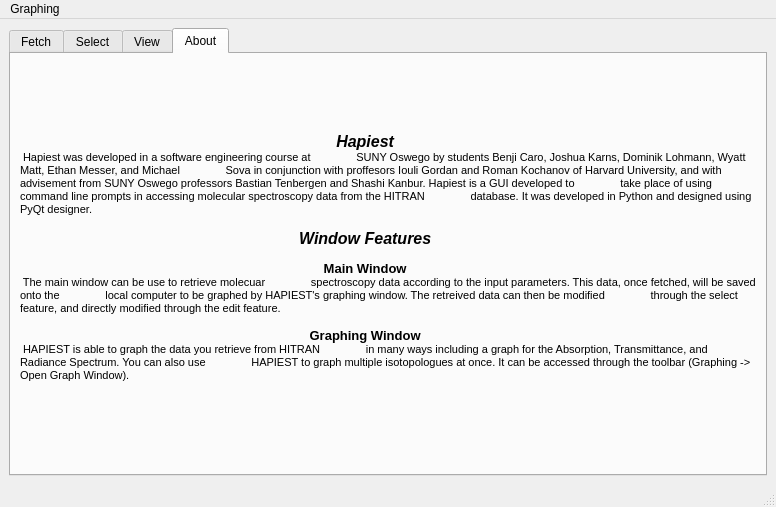
Above: layouts/main_window.ui from hitranonline/hapiest before the change. Below: the same form after it.
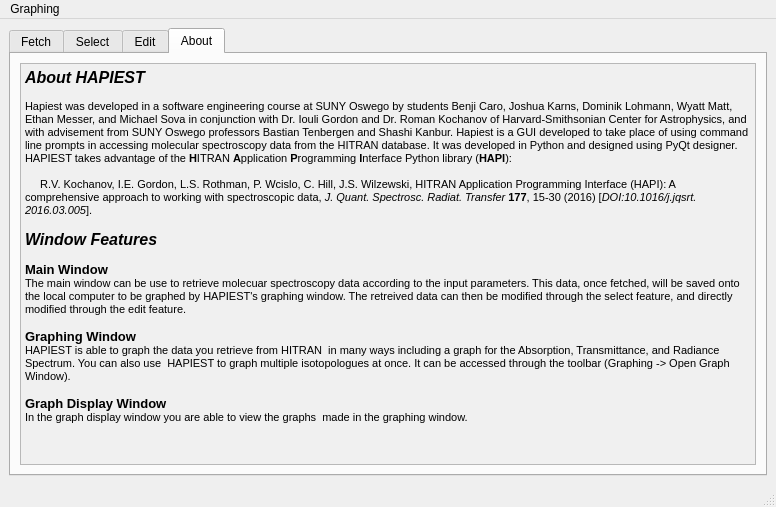
That is the form after the change. The open tabs and pages were chosen to show the change.

Commit message: Use Roman's about tab description

What changed in the file:
```diff
--- a/layouts/main_window.ui
+++ b/layouts/main_window.ui
@@ -657,7 +657,7 @@
       </widget>
       <widget class="QWidget" name="edit_tab">
        <attribute name="title">
-           <string>View</string>
+        <string>Edit</string>
        </attribute>
        <layout class="QGridLayout" name="gridLayout_5">
         <item row="0" column="0">
@@ -784,60 +784,96 @@
        </attribute>
        <layout class="QGridLayout" name="gridLayout_6">
         <item row="0" column="0">
-            <widget class="QLabel" name="label_14">
-                <property name="text">
+         <widget class="QTextEdit" name="textEdit">
+          <property name="palette">
+           <palette>
+            <active>
+             <colorrole role="Light">
+              <brush brushstyle="SolidPattern">
+               <color alpha="255">
+                <red>240</red>
+                <green>240</green>
+                <blue>240</blue>
+               </color>
+              </brush>
+             </colorrole>
+             <colorrole role="Base">
+              <brush brushstyle="SolidPattern">
+               <color alpha="255">
+                <red>240</red>
+                <green>240</green>
+                <blue>240</blue>
+               </color>
+              </brush>
+             </colorrole>
+            </active>
+            <inactive>
+             <colorrole role="Light">
+              <brush brushstyle="SolidPattern">
+               <color alpha="255">
+                <red>240</red>
+                <green>240</green>
+                <blue>240</blue>
+               </color>
+              </brush>
+             </colorrole>
+             <colorrole role="Base">
+              <brush brushstyle="SolidPattern">
+               <color alpha="255">
+                <red>240</red>
+                <green>240</green>
+                <blue>240</blue>
+               </color>
+              </brush>
+             </colorrole>
+            </inactive>
+            <disabled>
+             <colorrole role="Light">
+              <brush brushstyle="SolidPattern">
+               <color alpha="255">
+                <red>240</red>
+                <green>240</green>
+                <blue>240</blue>
+               </color>
+              </brush>
+             </colorrole>
+             <colorrole role="Base">
+              <brush brushstyle="SolidPattern">
+               <color alpha="255">
+                <red>240</red>
+                <green>240</green>
+                <blue>240</blue>
+               </color>
+              </brush>
+             </colorrole>
+            </disabled>
+           </palette>
+          </property>
+          <property name="readOnly">
+           <bool>true</bool>
+          </property>
+          <property name="html">
            <string>&lt;!DOCTYPE HTML PUBLIC &quot;-//W3C//DTD HTML 4.0//EN&quot; &quot;http://www.w3.org/TR/REC-html40/strict.dtd&quot;&gt;
 &lt;html&gt;&lt;head&gt;&lt;meta name=&quot;qrichtext&quot; content=&quot;1&quot; /&gt;&lt;style type=&quot;text/css&quot;&gt;
 p, li { white-space: pre-wrap; }
-               &lt;/style&gt;&lt;/head&gt;&lt;body style=&quot; font-family:'MS Shell Dlg 2'; font-size:8pt;
-               font-weight:400; font-style:normal;&quot;&gt;
-               &lt;p align=&quot;center&quot; style=&quot; margin-top:0px; margin-bottom:0px; margin-left:0px;
-               margin-right:0px; -qt-block-indent:0; text-indent:0px;&quot;&gt;&lt;span style=&quot; font-size:12pt;
-               font-weight:600; font-style:italic;&quot;&gt;Hapiest&lt;/span&gt;&lt;/p&gt;
-               &lt;p style=&quot; margin-top:0px; margin-bottom:0px; margin-left:0px; margin-right:0px;
-               -qt-block-indent:0; text-indent:0px;&quot;&gt; Hapiest was developed in a software engineering course at
-               SUNY Oswego by students Benji Caro, Joshua Karns, Dominik Lohmann, Wyatt Matt, Ethan Messer, and Michael
-               Sova in conjunction with proffesors Iouli Gordan and Roman Kochanov of Harvard University, and with
-               advisement from SUNY Oswego professors Bastian Tenbergen and Shashi Kanbur. Hapiest is a GUI developed to
-               take place of using command line prompts in accessing molecular spectroscopy data from the HITRAN
-               database. It was developed in Python and designed using PyQt designer.&lt;/p&gt;
-               &lt;p style=&quot;-qt-paragraph-type:empty; margin-top:0px; margin-bottom:0px; margin-left:0px;
-               margin-right:0px; -qt-block-indent:0; text-indent:0px;&quot;&gt;&lt;br /&gt;&lt;/p&gt;
-               &lt;p align=&quot;center&quot; style=&quot; margin-top:0px; margin-bottom:0px; margin-left:0px;
-               margin-right:0px; -qt-block-indent:0; text-indent:0px;&quot;&gt;&lt;span style=&quot; font-size:12pt;
-               font-weight:600; font-style:italic;&quot;&gt;Window Features&lt;/span&gt;&lt;/p&gt;
-               &lt;p align=&quot;center&quot; style=&quot;-qt-paragraph-type:empty; margin-top:0px; margin-bottom:0px;
-               margin-left:0px; margin-right:0px; -qt-block-indent:0; text-indent:0px; font-size:12pt; font-weight:600;
-               font-style:italic;&quot;&gt;&lt;br /&gt;&lt;/p&gt;
-               &lt;p align=&quot;center&quot; style=&quot; margin-top:0px; margin-bottom:0px; margin-left:0px;
-               margin-right:0px; -qt-block-indent:0; text-indent:0px;&quot;&gt;&lt;span style=&quot; font-size:10pt;
-               font-weight:600;&quot;&gt;Main Window&lt;/span&gt;&lt;/p&gt;
-               &lt;p style=&quot; margin-top:0px; margin-bottom:0px; margin-left:0px; margin-right:0px;
-               -qt-block-indent:0; text-indent:0px;&quot;&gt; The main window can be use to retrieve molecuar
-               spectroscopy data according to the input parameters. This data, once fetched, will be saved onto the
-               local computer to be graphed by HAPIEST's graphing window. The retreived data can then be modified
-               through the select feature, and directly modified through the edit feature.&lt;/p&gt;
-               &lt;p style=&quot;-qt-paragraph-type:empty; margin-top:0px; margin-bottom:0px; margin-left:0px;
-               margin-right:0px; -qt-block-indent:0; text-indent:0px;&quot;&gt;&lt;br /&gt;&lt;/p&gt;
-               &lt;p align=&quot;center&quot; style=&quot; margin-top:0px; margin-bottom:0px; margin-left:0px;
-               margin-right:0px; -qt-block-indent:0; text-indent:0px;&quot;&gt;&lt;span style=&quot; font-size:10pt;
-               font-weight:600;&quot;&gt;Graphing Window&lt;/span&gt;&lt;/p&gt;
-               &lt;p style=&quot; margin-top:0px; margin-bottom:0px; margin-left:0px; margin-right:0px;
-               -qt-block-indent:0; text-indent:0px;&quot;&gt; HAPIEST is able to graph the data you retrieve from HITRAN
-               in many ways including a graph for the Absorption, Transmittance, and Radiance Spectrum. You can also use
-               HAPIEST to graph multiple isotopologues at once. It can be accessed through the toolbar (Graphing -&amp;gt;
-               Open Graph Window).&lt;/p&gt;
-               &lt;p style=&quot;-qt-paragraph-type:empty; margin-top:0px; margin-bottom:0px; margin-left:0px;
-               margin-right:0px; -qt-block-indent:0; text-indent:0px;&quot;&gt;&lt;br /&gt;&lt;/p&gt;
-               &lt;p style=&quot;-qt-paragraph-type:empty; margin-top:0px; margin-bottom:0px; margin-left:0px;
-               margin-right:0px; -qt-block-indent:0; text-indent:0px; font-size:10pt; font-weight:600;&quot;&gt;&lt;br /&gt;&lt;/p&gt;&lt;/body&gt;&lt;/html&gt;
-           </string>
-                </property>
-                <property name="textFormat">
-                    <enum>Qt::RichText</enum>
-                </property>
-                <property name="wordWrap">
-                    <bool>true</bool>
+&lt;/style&gt;&lt;/head&gt;&lt;body style=&quot; font-family:'MS Shell Dlg 2'; font-size:8.25pt; font-weight:400; font-style:normal;&quot;&gt;
+&lt;p style=&quot; margin-top:0px; margin-bottom:0px; margin-left:0px; margin-right:0px; -qt-block-indent:0; text-indent:0px;&quot;&gt;&lt;span style=&quot; font-size:12pt; font-weight:600; font-style:italic;&quot;&gt;About HAPIEST&lt;/span&gt;&lt;/p&gt;
+&lt;p style=&quot; margin-top:0px; margin-bottom:0px; margin-left:0px; margin-right:0px; -qt-block-indent:0; text-indent:0px;&quot;&gt;&lt;span style=&quot; font-size:8pt;&quot;&gt;               &lt;/span&gt;&lt;/p&gt;
+&lt;p style=&quot; margin-top:0px; margin-bottom:0px; margin-left:0px; margin-right:0px; -qt-block-indent:0; text-indent:0px;&quot;&gt;&lt;span style=&quot; font-size:8pt;&quot;&gt;Hapiest was developed in a software engineering course at SUNY Oswego by students Benji Caro, Joshua Karns, Dominik Lohmann, Wyatt Matt, Ethan Messer, and Michael Sova in conjunction with Dr. Iouli Gordon and Dr. Roman Kochanov of Harvard-Smithsonian Center for Astrophysics, and with advisement from SUNY Oswego professors Bastian Tenbergen and Shashi Kanbur. Hapiest is a GUI developed to take place of using command line prompts in accessing molecular spectroscopy data from the HITRAN database. It was developed in Python and designed using PyQt designer.&lt;/span&gt;&lt;/p&gt;
+&lt;p style=&quot; margin-top:0px; margin-bottom:0px; margin-left:0px; margin-right:0px; -qt-block-indent:0; text-indent:0px;&quot;&gt;&lt;span style=&quot; font-size:8pt;&quot;&gt;HAPIEST takes advantage of the &lt;/span&gt;&lt;span style=&quot; font-size:8pt; font-weight:600;&quot;&gt;H&lt;/span&gt;&lt;span style=&quot; font-size:8pt;&quot;&gt;ITRAN &lt;/span&gt;&lt;span style=&quot; font-size:8pt; font-weight:600;&quot;&gt;A&lt;/span&gt;&lt;span style=&quot; font-size:8pt;&quot;&gt;pplication &lt;/span&gt;&lt;span style=&quot; font-size:8pt; font-weight:600;&quot;&gt;P&lt;/span&gt;&lt;span style=&quot; font-size:8pt;&quot;&gt;rogramming &lt;/span&gt;&lt;span style=&quot; font-size:8pt; font-weight:600;&quot;&gt;I&lt;/span&gt;&lt;span style=&quot; font-size:8pt;&quot;&gt;nterface Python library (&lt;/span&gt;&lt;span style=&quot; font-size:8pt; font-weight:600;&quot;&gt;HAPI&lt;/span&gt;&lt;span style=&quot; font-size:8pt;&quot;&gt;):&lt;/span&gt;&lt;/p&gt;
+&lt;p style=&quot;-qt-paragraph-type:empty; margin-top:0px; margin-bottom:0px; margin-left:0px; margin-right:0px; -qt-block-indent:0; text-indent:0px; font-size:8pt;&quot;&gt;&lt;br /&gt;&lt;/p&gt;
+&lt;p style=&quot; margin-top:0px; margin-bottom:0px; margin-left:0px; margin-right:0px; -qt-block-indent:0; text-indent:0px;&quot;&gt;&lt;span style=&quot; font-size:8pt;&quot;&gt;     R.V. Kochanov, I.E. Gordon, L.S. Rothman, P. Wcislo, C. Hill, J.S. Wilzewski, HITRAN Application Programming Interface (HAPI): A comprehensive approach to working with spectroscopic data, &lt;/span&gt;&lt;span style=&quot; font-size:8pt; font-style:italic;&quot;&gt;J. Quant. Spectrosc. Radiat. Transfer&lt;/span&gt;&lt;span style=&quot; font-size:8pt;&quot;&gt; &lt;/span&gt;&lt;span style=&quot; font-size:8pt; font-weight:600;&quot;&gt;177&lt;/span&gt;&lt;span style=&quot; font-size:8pt;&quot;&gt;, 15-30 (2016) [&lt;/span&gt;&lt;span style=&quot; font-size:8pt; font-style:italic;&quot;&gt;DOI:10.1016/j.jqsrt.2016.03.005&lt;/span&gt;&lt;span style=&quot; font-size:8pt;&quot;&gt;].&lt;/span&gt;&lt;/p&gt;
+&lt;p style=&quot; margin-top:0px; margin-bottom:0px; margin-left:0px; margin-right:0px; -qt-block-indent:0; text-indent:0px;&quot;&gt;&lt;span style=&quot; font-size:8pt;&quot;&gt;           &lt;/span&gt;&lt;/p&gt;
+&lt;p style=&quot; margin-top:0px; margin-bottom:0px; margin-left:0px; margin-right:0px; -qt-block-indent:0; text-indent:0px;&quot;&gt;&lt;span style=&quot; font-size:12pt; font-weight:600; font-style:italic;&quot;&gt;Window Features &lt;/span&gt;&lt;span style=&quot; font-size:12pt;&quot;&gt;               &lt;/span&gt;&lt;span style=&quot; font-size:8pt;&quot;&gt;                &lt;/span&gt;&lt;/p&gt;
+&lt;p style=&quot;-qt-paragraph-type:empty; margin-top:0px; margin-bottom:0px; margin-left:0px; margin-right:0px; -qt-block-indent:0; text-indent:0px;&quot;&gt;&lt;br /&gt;&lt;/p&gt;
+&lt;p style=&quot; margin-top:0px; margin-bottom:0px; margin-left:0px; margin-right:0px; -qt-block-indent:0; text-indent:0px;&quot;&gt;&lt;span style=&quot; font-size:10pt; font-weight:600;&quot;&gt;Main Window&lt;/span&gt;&lt;span style=&quot; font-size:10pt;&quot;&gt; &lt;/span&gt;&lt;span style=&quot; font-size:8pt;&quot;&gt;                &lt;/span&gt;&lt;/p&gt;
+&lt;p style=&quot; margin-top:0px; margin-bottom:0px; margin-left:0px; margin-right:0px; -qt-block-indent:0; text-indent:0px;&quot;&gt;&lt;span style=&quot; font-size:8pt;&quot;&gt;The main window can be use to retrieve molecuar spectroscopy data according to the input parameters. This data, once fetched, will be saved onto the local computer to be graphed by HAPIEST's graphing window. The retreived data can then be modified through the select feature, and directly modified through the edit feature.                &lt;/span&gt;&lt;/p&gt;
+&lt;p style=&quot;-qt-paragraph-type:empty; margin-top:0px; margin-bottom:0px; margin-left:0px; margin-right:0px; -qt-block-indent:0; text-indent:0px;&quot;&gt;&lt;br /&gt;&lt;/p&gt;
+&lt;p style=&quot; margin-top:0px; margin-bottom:0px; margin-left:0px; margin-right:0px; -qt-block-indent:0; text-indent:0px;&quot;&gt;&lt;span style=&quot; font-size:10pt; font-weight:600;&quot;&gt;Graphing Window&lt;/span&gt;&lt;span style=&quot; font-size:10pt;&quot;&gt; &lt;/span&gt;&lt;span style=&quot; font-size:8pt;&quot;&gt;                &lt;/span&gt;&lt;/p&gt;
+&lt;p style=&quot; margin-top:0px; margin-bottom:0px; margin-left:0px; margin-right:0px; -qt-block-indent:0; text-indent:0px;&quot;&gt;&lt;span style=&quot; font-size:8pt;&quot;&gt;HAPIEST is able to graph the data you retrieve from HITRAN  in many ways including a graph for the Absorption, Transmittance, and Radiance Spectrum. You can also use  HAPIEST to graph multiple isotopologues at once. It can be accessed through the toolbar (Graphing -&amp;gt; Open Graph Window).                &lt;/span&gt;&lt;/p&gt;
+&lt;p style=&quot;-qt-paragraph-type:empty; margin-top:0px; margin-bottom:0px; margin-left:0px; margin-right:0px; -qt-block-indent:0; text-indent:0px;&quot;&gt;&lt;br /&gt;&lt;/p&gt;
+&lt;p style=&quot; margin-top:0px; margin-bottom:0px; margin-left:0px; margin-right:0px; -qt-block-indent:0; text-indent:0px;&quot;&gt;&lt;span style=&quot; font-size:10pt; font-weight:600;&quot;&gt;Graph Display Window&lt;/span&gt;&lt;span style=&quot; font-size:10pt;&quot;&gt; &lt;/span&gt;&lt;span style=&quot; font-size:8pt;&quot;&gt;                &lt;/span&gt;&lt;/p&gt;
+&lt;p style=&quot; margin-top:0px; margin-bottom:0px; margin-left:0px; margin-right:0px; -qt-block-indent:0; text-indent:0px;&quot;&gt;&lt;span style=&quot; font-size:8pt;&quot;&gt;In the graph display window you are able to view the graphs  made in the graphing window. &lt;/span&gt;           &lt;/p&gt;&lt;/body&gt;&lt;/html&gt;</string>
           </property>
          </widget>
         </item>
```
Left out of the diff: 196 changed lines with no effect on the pictures. Lines whose indentation alone changed are shown as unchanged.
